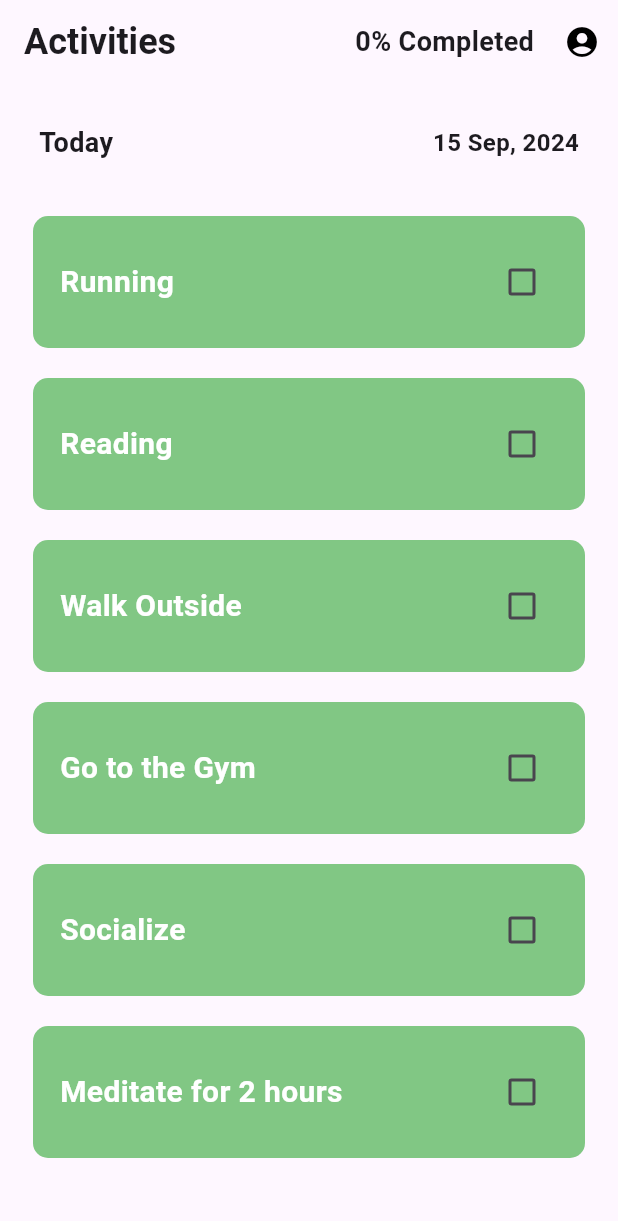
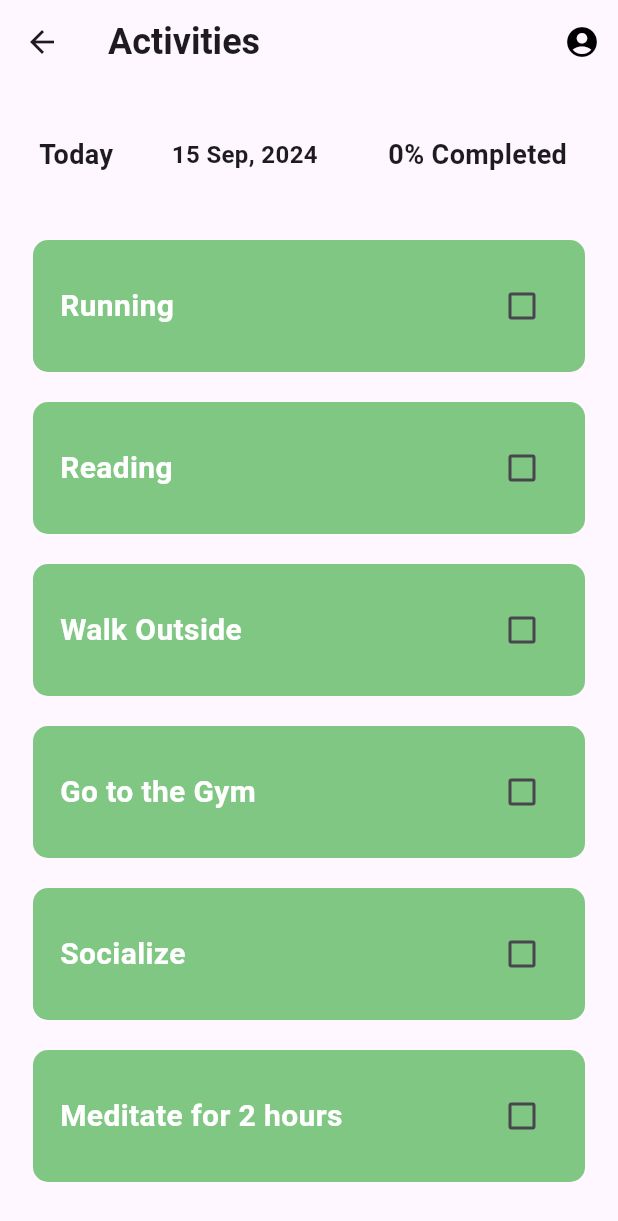
Before and after one commit to bsc-com-29-19/mentora, a Flutter app: the ActivityScreen screen opened directly, on a phone screen of 412 x 824 dp. Shown: the top 1221 px of the screen. Run offline on Flutter 3.47's test engine with Material 3 defaults, Android fonts, the phone set to English and light mode, and no system bars; our stand-ins replace get, logger, percent_indicator, shared_preferences, smooth_page_indicator; accounts and stored records are empty.

Commit message:
modification :  modified the activity

```diff
--- a/lib/activity/screens/activity_screen.dart
+++ b/lib/activity/screens/activity_screen.dart
@@ -2,30 +2,25 @@ import 'package:flutter/material.dart';
 // import 'package:shared_preferences/shared_preferences.dart';
 import 'package:mentora_frontend/auth/widgets/logout_button.dart';
 
-void main() {
-  runApp(MyApp());
-}
+// void main() {
+//   runApp(MyApp());
+// }
 
+// class MyApp extends StatelessWidget {
+//   const MyApp({super.key});
 
-class MyApp extends StatelessWidget {
-  const MyApp({super.key});
-
-
-
-  @override
-  Widget build(BuildContext context) {
-    return MaterialApp(
-      debugShowCheckedModeBanner: false,
-      title: 'Activity Tracker',
-      theme: ThemeData(
-        primarySwatch: Colors.teal,
-      ),
-      home: ActivityScreen(),
-    );
-  }
-}
-
-
+//   @override
+//   Widget build(BuildContext context) {
+//     return MaterialApp(
+//       debugShowCheckedModeBanner: false,
+//       title: 'Activity Tracker',
+//       theme: ThemeData(
+//         primarySwatch: Colors.teal,
+//       ),
+//       home: ActivityScreen(),
+//     );
+//   }
+// }
 
 class ActivityScreen extends StatefulWidget {
   const ActivityScreen({super.key});
@@ -34,7 +29,6 @@ class ActivityScreen extends StatefulWidget {
   // ignore: library_private_types_in_public_api
   _ActivityPageState createState() => _ActivityPageState();
 }
-
 
 class _ActivityPageState extends State<ActivityScreen> {
   // Variables to store activity completion status
@@ -104,7 +98,7 @@ class _ActivityPageState extends State<ActivityScreen> {
     });
   }
 
-   void _handleLogout() {
+  void _handleLogout() {
     // Add navigation logic here
     Navigator.of(context).pushReplacementNamed('/login');
   }
@@ -112,30 +106,17 @@ class _ActivityPageState extends State<ActivityScreen> {
   @override
   Widget build(BuildContext context) {
     return Scaffold(
-
       appBar: AppBar(
         title: const Text(
           'Activities',
           style: TextStyle(
               fontSize: 24, fontWeight: FontWeight.bold), // Making it bold
         ),
-
         actions: [
-          const Padding(
-            padding: EdgeInsets.all(8.0),
-            child: Center(
-              child: Text(
-                '0% Completed', // Adjust this based on completed activities
-                style: TextStyle(fontSize: 18, fontWeight: FontWeight.bold),
-              ),
-            ),
+          LogoutButton(
+            onLogout: _handleLogout,
           ),
-
-        LogoutButton(
-        onLogout: _handleLogout,
-          ),
-       ],
-
+        ],
       ),
       body: Column(
         children: [
@@ -152,6 +133,16 @@ class _ActivityPageState extends State<ActivityScreen> {
                 Text(
                   '15 Sep, 2024',
                   style: TextStyle(fontSize: 16, fontWeight: FontWeight.bold),
+                ),
+                Padding(
+                  padding: EdgeInsets.all(8.0),
+                  child: Center(
+                    child: Text(
+                      '0% Completed', // Adjust this based on completed activities
+                      style:
+                          TextStyle(fontSize: 18, fontWeight: FontWeight.bold),
+                    ),
+                  ),
                 ),
               ],
             ),
@@ -196,8 +187,6 @@ class _ActivityPageState extends State<ActivityScreen> {
           ),
         ],
       ),
-
-
     );
   }
 }
```
Also changed, not shown: lib/auth/widgets/logout_button.dart (line endings or trailing spaces).
